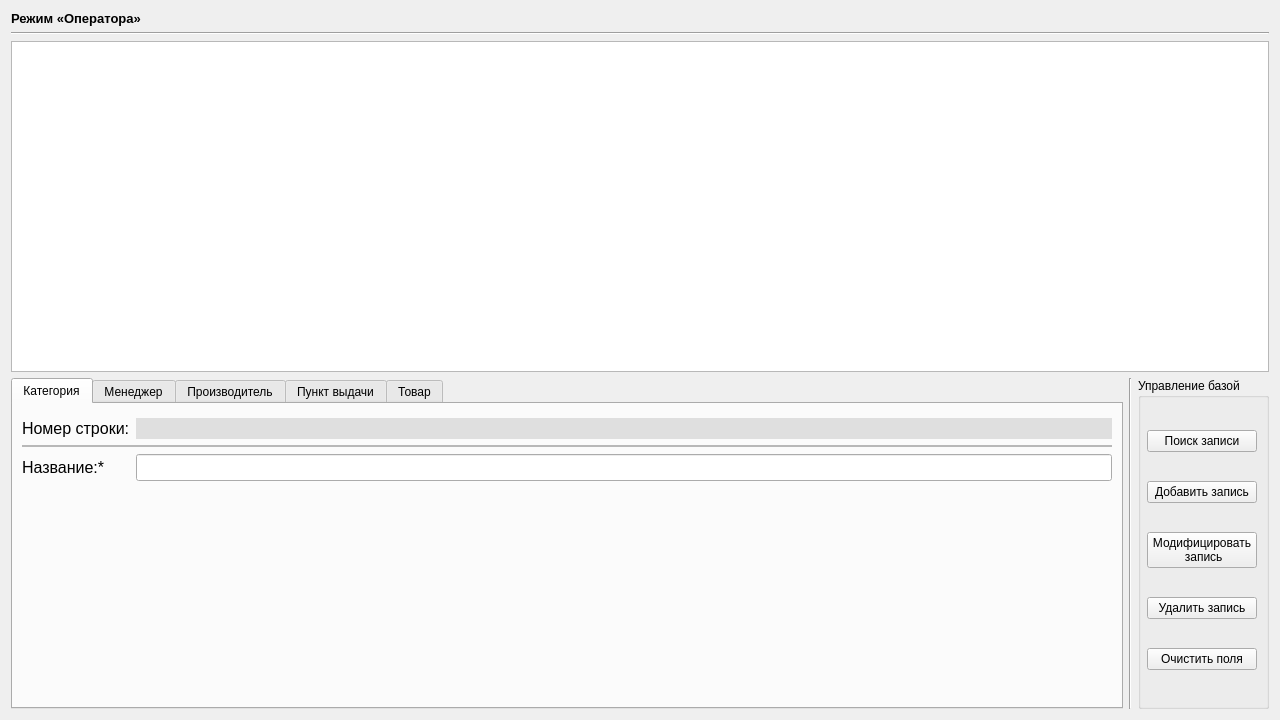
Qt form 3 course/postgres_coursework/Views/OperatorForm.ui (Manerton/labs-se) before a commit.
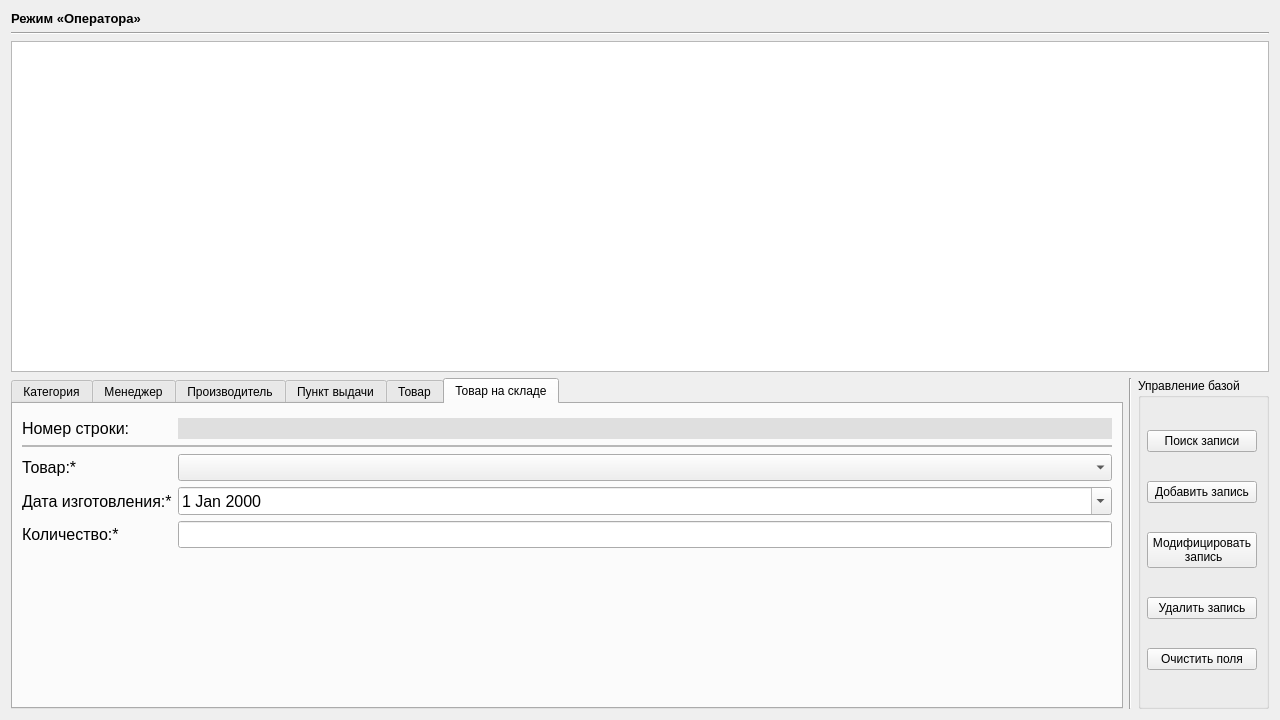
The same form after that commit. The open tabs and pages were chosen to show the change.

Commit message: DB Coursework -> CRUD над таблицей "Товар на складе"

```diff
--- a/3 course/postgres_coursework/Views/OperatorForm.ui
+++ b/3 course/postgres_coursework/Views/OperatorForm.ui
@@ -1033,6 +1033,180 @@
        </item>
       </layout>
      </widget>
+     <widget class="QWidget" name="productInWarehouse">
+      <attribute name="title">
+       <string>Товар на складе</string>
+      </attribute>
+      <layout class="QGridLayout" name="gridLayout_7">
+       <item row="0" column="0">
+        <layout class="QFormLayout" name="productInWarehouse_data">
+         <property name="sizeConstraint">
+          <enum>QLayout::SetDefaultConstraint</enum>
+         </property>
+         <property name="fieldGrowthPolicy">
+          <enum>QFormLayout::AllNonFixedFieldsGrow</enum>
+         </property>
+         <property name="rowWrapPolicy">
+          <enum>QFormLayout::DontWrapRows</enum>
+         </property>
+         <property name="labelAlignment">
+          <set>Qt::AlignLeading|Qt::AlignLeft|Qt::AlignVCenter</set>
+         </property>
+         <property name="formAlignment">
+          <set>Qt::AlignLeading|Qt::AlignLeft|Qt::AlignTop</set>
+         </property>
+         <property name="topMargin">
+          <number>5</number>
+         </property>
+         <item row="0" column="0">
+          <widget class="QLabel" name="idProductInWarehouse_Label">
+           <property name="font">
+            <font>
+             <pointsize>12</pointsize>
+             <weight>50</weight>
+             <italic>false</italic>
+             <bold>false</bold>
+             <underline>false</underline>
+            </font>
+           </property>
+           <property name="styleSheet">
+            <string notr="true">color: rgb(0, 0, 0);
+</string>
+           </property>
+           <property name="text">
+            <string>Номер строки:</string>
+           </property>
+          </widget>
+         </item>
+         <item row="0" column="1">
+          <widget class="QLineEdit" name="idProductInWarehouse_LineEdit">
+           <property name="enabled">
+            <bool>true</bool>
+           </property>
+           <property name="font">
+            <font>
+             <pointsize>12</pointsize>
+            </font>
+           </property>
+           <property name="autoFillBackground">
+            <bool>false</bool>
+           </property>
+           <property name="styleSheet">
+            <string notr="true">background-color: rgb(223, 223, 223);</string>
+           </property>
+           <property name="text">
+            <string/>
+           </property>
+           <property name="frame">
+            <bool>false</bool>
+           </property>
+           <property name="readOnly">
+            <bool>true</bool>
+           </property>
+           <property name="placeholderText">
+            <string/>
+           </property>
+          </widget>
+         </item>
+         <item row="1" column="0" colspan="2">
+          <widget class="Line" name="line_8">
+           <property name="frameShadow">
+            <enum>QFrame::Sunken</enum>
+           </property>
+           <property name="lineWidth">
+            <number>0</number>
+           </property>
+           <property name="midLineWidth">
+            <number>2</number>
+           </property>
+           <property name="orientation">
+            <enum>Qt::Horizontal</enum>
+           </property>
+          </widget>
+         </item>
+         <item row="2" column="0">
+          <widget class="QLabel" name="product_Label">
+           <property name="font">
+            <font>
+             <pointsize>12</pointsize>
+             <weight>50</weight>
+             <bold>false</bold>
+             <underline>false</underline>
+            </font>
+           </property>
+           <property name="text">
+            <string>Товар:*</string>
+           </property>
+          </widget>
+         </item>
+         <item row="2" column="1">
+          <widget class="QComboBox" name="product_comboBox">
+           <property name="font">
+            <font>
+             <pointsize>12</pointsize>
+            </font>
+           </property>
+          </widget>
+         </item>
+         <item row="3" column="0">
+          <widget class="QLabel" name="productionDate_Label">
+           <property name="font">
+            <font>
+             <pointsize>12</pointsize>
+            </font>
+           </property>
+           <property name="text">
+            <string>Дата изготовления:*</string>
+           </property>
+          </widget>
+         </item>
+         <item row="4" column="0">
+          <widget class="QLabel" name="count_Label">
+           <property name="font">
+            <font>
+             <pointsize>12</pointsize>
+            </font>
+           </property>
+           <property name="text">
+            <string>Количество:*</string>
+           </property>
+          </widget>
+         </item>
+         <item row="4" column="1">
+          <widget class="QLineEdit" name="count_LineEdit">
+           <property name="font">
+            <font>
+             <pointsize>12</pointsize>
+            </font>
+           </property>
+          </widget>
+         </item>
+         <item row="3" column="1">
+          <widget class="QDateEdit" name="productionDate_dateEdit">
+           <property name="font">
+            <font>
+             <pointsize>12</pointsize>
+            </font>
+           </property>
+           <property name="inputMethodHints">
+            <set>Qt::ImhDate|Qt::ImhPreferNumbers</set>
+           </property>
+           <property name="minimumDate">
+            <date>
+             <year>1999</year>
+             <month>12</month>
+             <day>31</day>
+            </date>
+           </property>
+           <property name="calendarPopup">
+            <bool>true</bool>
+           </property>
+          </widget>
+         </item>
+        </layout>
+       </item>
+      </layout>
+     </widget>
     </widget>
    </item>
    <item row="3" column="2">
```
The commit also changes 15 other files.
